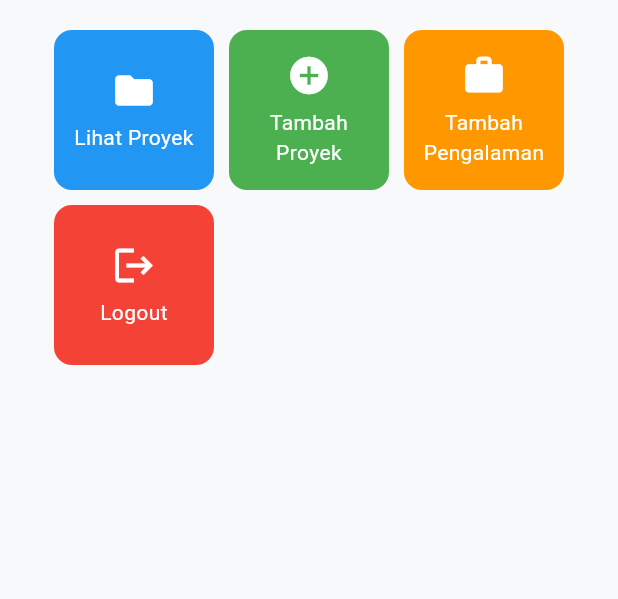
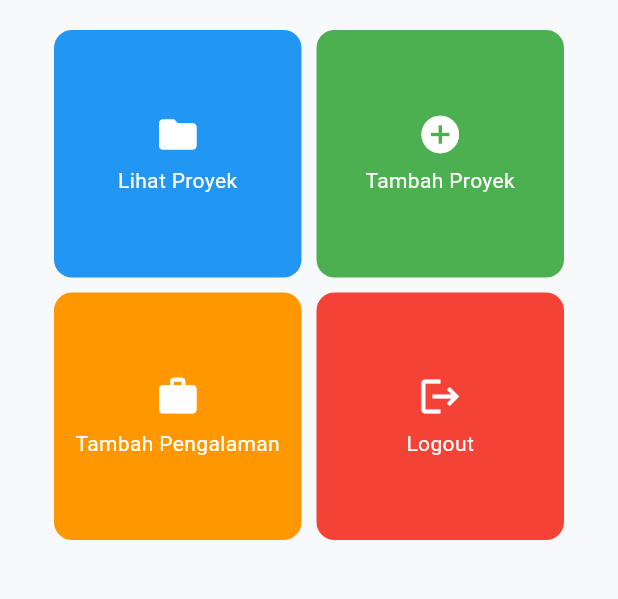
Before and after one commit to babyakiko/myportofolio_mobile, a Flutter app: the screen it shows after launch, on a phone screen of 412 x 824 dp, the part 357-956 px from its top. Run offline on Flutter 3.47's test engine with Material 3 defaults, Android fonts, the phone set to English and light mode, and no system bars.

Commit message:
style: adjust action card columns dynamically based on screen width

```diff
--- a/lib/screens/menu.dart
+++ b/lib/screens/menu.dart
@@ -22,10 +22,7 @@ class MyHomePage extends StatelessWidget {
       appBar: AppBar(
         title: const Text(
           'MyPortfolio',
-          style: TextStyle(
-            color: Colors.white,
-            fontWeight: FontWeight.bold,
-          ),
+          style: TextStyle(color: Colors.white, fontWeight: FontWeight.bold),
         ),
         backgroundColor: const Color(0xFF111111),
         iconTheme: const IconThemeData(color: Colors.white),
@@ -61,17 +58,27 @@ class MyHomePage extends StatelessWidget {
                         ),
                       ),
                     ),
-                    GridView.count(
+                    LayoutBuilder(
+                      builder: (context, constraints) {
+                        final crossAxisCount = constraints.maxWidth < 600
+                            ? 2
+                            : 4;
+
+                        return GridView.count(
                           primary: false,
                           padding: const EdgeInsets.all(20),
                           crossAxisSpacing: 10,
                           mainAxisSpacing: 10,
-                      crossAxisCount: 3,
+                          crossAxisCount: crossAxisCount,
+                          childAspectRatio: 1.0,
                           shrinkWrap: true,
                           children: items.map((ItemHomepage item) {
                             return ItemCard(item);
                           }).toList(),
+                        );
+                      },
                     ),
+                    // === SAMPAI SINI ===
                   ],
                 ),
               ),
```
Lines whose indentation alone changed are shown as unchanged.
